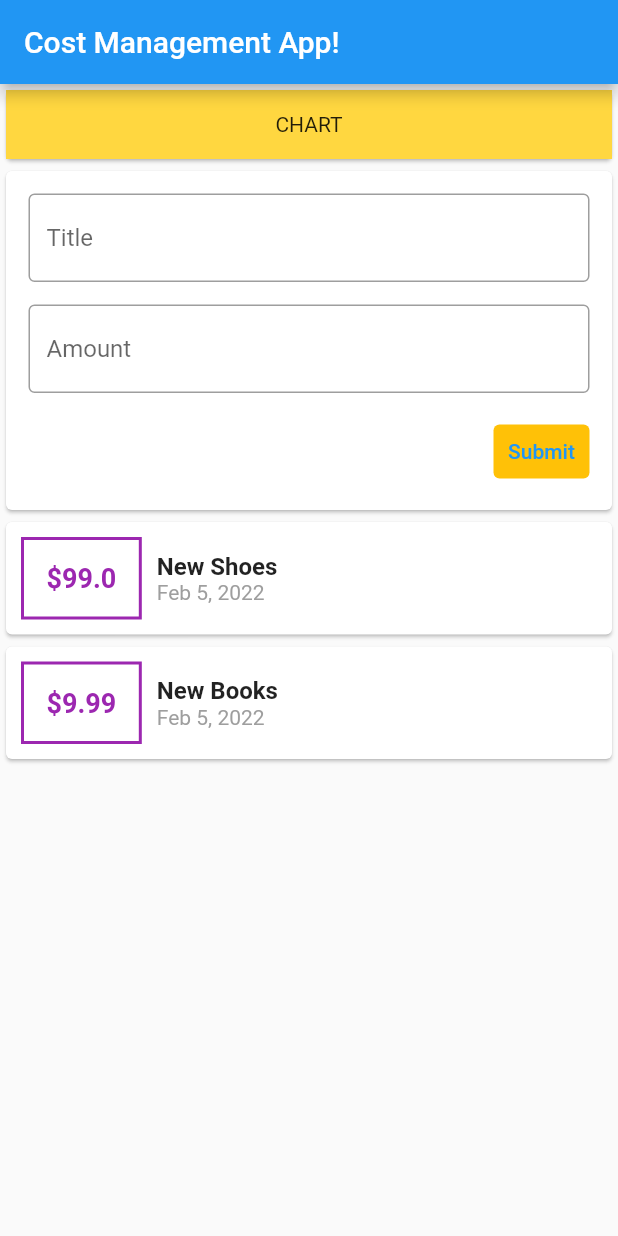
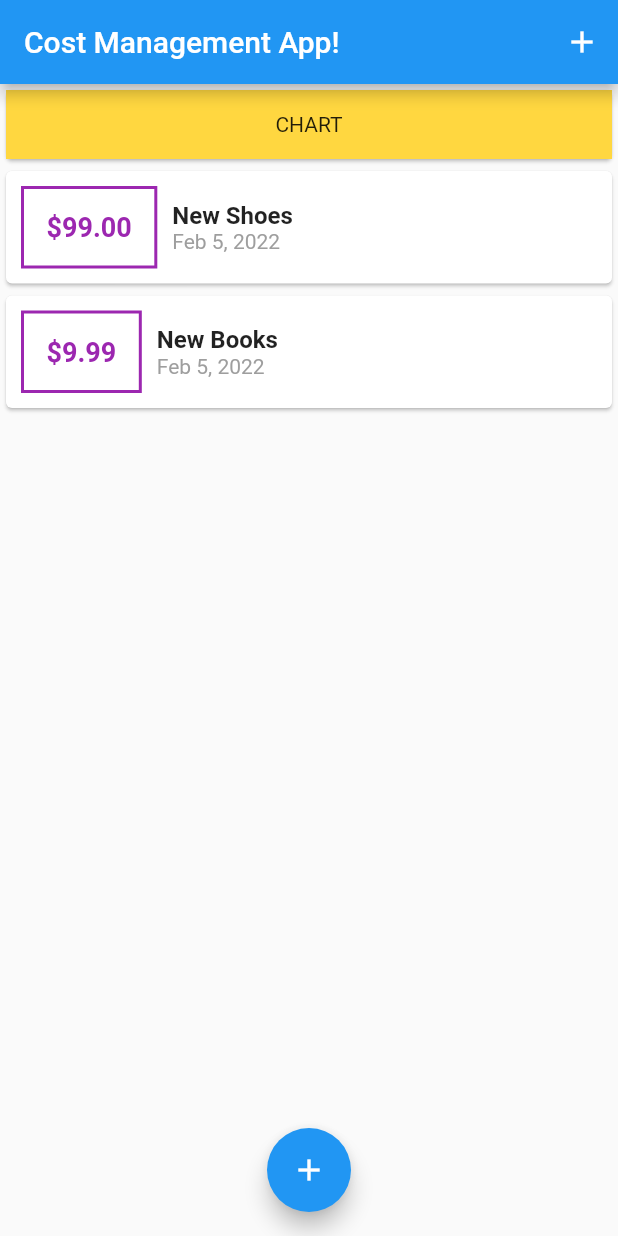
Before and after one commit to Shofiul735/CostManagementFlutter, a Flutter app: the screen it shows after launch, on a phone screen of 412 x 824 dp. Run offline on Flutter 3.47's test engine with Material 2 defaults, Android fonts, the phone set to English and light mode, and no system bars.

Commit message:
backdrop added

```diff
--- a/cost_management/lib/main.dart
+++ b/cost_management/lib/main.dart
@@ -1,6 +1,8 @@
 import 'package:flutter/material.dart';
 
-import './widgets/user_transactions.dart';
+import './widgets/transaction_card.dart';
+import './widgets/new_transaction.dart';
+import './models/transaction.dart';
 
 void main() => runApp(Parent());
 
@@ -8,20 +10,61 @@
   @override
   Widget build(BuildContext context) {
     return MaterialApp(
-      title: "Cost Management APP",
-      home: MyApp(),
+      title: 'Flutter App',
+      home: MyHomePage(),
     );
   }
 }
 
-class MyApp extends StatelessWidget {
+class MyHomePage extends StatefulWidget {
+  @override
+  State<StatefulWidget> createState() {
+    return _MyApp();
+  }
+}
+
+class _MyApp extends State<MyHomePage> {
   // String? title, amount;
+
+  List<Transaction> transactions = [
+    Transaction(
+        id: "t1", title: "New Shoes", amount: 99.00, date: DateTime.now()),
+    Transaction(
+        id: "t2", title: "New Books", amount: 9.99, date: DateTime.now())
+  ];
+
+  void addTransaction(String titleText, double amountTxt) {
+    var tx = Transaction(
+        id: DateTime.now().toString(),
+        title: titleText,
+        amount: amountTxt,
+        date: DateTime.now());
+    setState(() {
+      transactions.add(tx);
+    });
+  }
+
+  void showAddTransaction(BuildContext ctx) {
+    showModalBottomSheet(
+        context: ctx,
+        builder: (_) {
+          return NewTransaction(addTransaction);
+        });
+  }
 
   @override
   Widget build(BuildContext context) {
     return Scaffold(
       appBar: AppBar(
         title: const Text("Cost Management App!"),
+        actions: [
+          IconButton(
+            onPressed: () => showAddTransaction(context),
+            icon: const Icon(
+              Icons.add,
+            ),
+          )
+        ],
       ),
       body: SingleChildScrollView(
         child: Column(
@@ -38,10 +81,15 @@
                 ),
               ),
             ),
-            UserTransactions(),
+            TransactionCard(transactions),
           ],
         ),
       ),
+      floatingActionButton: FloatingActionButton(
+        child: Icon(Icons.add),
+        onPressed: () => showAddTransaction(context),
+      ),
+      floatingActionButtonLocation: FloatingActionButtonLocation.centerFloat,
     );
   }
 }
--- a/cost_management/lib/widgets/transaction_card.dart
+++ b/cost_management/lib/widgets/transaction_card.dart
@@ -10,9 +10,10 @@ class TransactionCard extends StatelessWidget {
   Widget build(BuildContext context) {
     return Container(
       height: 350,
-      child: ListView(
+      child: ListView.builder(
         scrollDirection: Axis.vertical,
-        children: transactions.map((item) {
+        itemCount: transactions.length,
+        itemBuilder: (context, index) {
           return Card(
               child: Row(
             children: [
@@ -26,7 +27,7 @@ class TransactionCard extends StatelessWidget {
                       style: BorderStyle.solid),
                 ),
                 child: Text(
-                  '\$${item.amount}',
+                  '\$${transactions[index].amount.toStringAsFixed(2)}',
                   textAlign: TextAlign.start,
                   style: const TextStyle(
                     color: Colors.purple,
@@ -37,14 +38,14 @@ class TransactionCard extends StatelessWidget {
               ),
               Column(crossAxisAlignment: CrossAxisAlignment.start, children: [
                 Text(
-                  item.title,
+                  transactions[index].title,
                   style: const TextStyle(
                     fontWeight: FontWeight.bold,
                     fontSize: 16,
                   ),
                 ),
                 Text(
-                  DateFormat.yMMMd().format(item.date),
+                  DateFormat.yMMMd().format(transactions[index].date),
                   style: const TextStyle(
                     color: Colors.grey,
                   ),
@@ -52,7 +53,7 @@ class TransactionCard extends StatelessWidget {
               ])
             ],
           ));
-        }).toList(),
+        },
       ),
     );
   }
--- a/cost_management/lib/widgets/user_transactions.dart
+++ /dev/null
@@ -1,42 +0,0 @@
-import 'package:flutter/material.dart';
-
-import './new_transaction.dart';
-import './transaction_card.dart';
-import '../models/transaction.dart';
-
-class UserTransactions extends StatefulWidget {
-  @override
-  State<StatefulWidget> createState() {
-    return UserTransactionsState();
-  }
-}
-
-class UserTransactionsState extends State<UserTransactions> {
-  List<Transaction> transactions = [
-    Transaction(
-        id: "t1", title: "New Shoes", amount: 99.00, date: DateTime.now()),
-    Transaction(
-        id: "t2", title: "New Books", amount: 9.99, date: DateTime.now())
-  ];
-
-  void addTransaction(String titleText, double amountTxt) {
-    var tx = Transaction(
-        id: DateTime.now().toString(),
-        title: titleText,
-        amount: amountTxt,
-        date: DateTime.now());
-    setState(() {
-      transactions.add(tx);
-    });
-  }
-
-  @override
-  Widget build(BuildContext context) {
-    return Column(
-      children: [
-        NewTransation(addTransaction),
-        TransactionCard(transactions),
-      ],
-    );
-  }
-}
```
Also changed, not shown: cost_management/lib/widgets/new_transaction.dart (+16 -4 lines).
